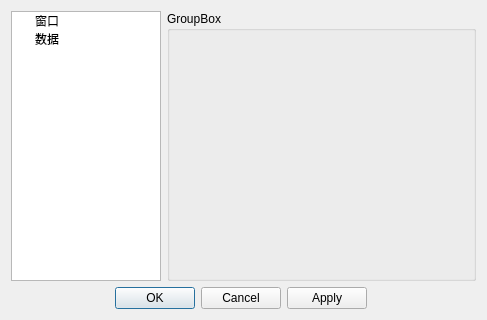
Qt form src/template/MoreSettings.ui (yooxii/IQC) before a commit.
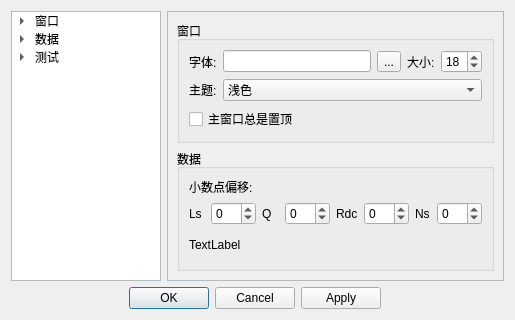
The same form after that commit.

Commit message:
feat(ui): 增加窗口、字体、主题和置顶选项，并优化数据设置界面
- 增加了更多的设置选项到“窗口”组中，包括字体选择、字体大小以及主题选择，并新增了一个置顶选项
- 将原有的数据组内容扩展，增加了小数点偏移的详细设置，包括Ls、Q、Rdc和Ns的偏移量调整
- 优化了`MainWindow`类中串口初始化的代码，设置了超时时间
- 修改了`setsDialog`类中的`setPageChange`方法，使其能够根据不同的设置页面调用不同的设置方法
- 更新了`MainWindow`类中的`showMoresettings`方法，移除了调试打印语句
- 调整了`MainWindow`类中的`dealData`方法，增加了对读取数据的异常处理

```diff
--- a/src/template/MoreSettings.ui
+++ b/src/template/MoreSettings.ui
@@ -6,7 +6,7 @@
    <rect>
     <x>0</x>
     <y>0</y>
-    <width>487</width>
+    <width>515</width>
     <height>320</height>
    </rect>
   </property>
@@ -49,29 +49,263 @@
         <property name="text">
          <string>窗口</string>
         </property>
+        <item>
+         <property name="text">
+          <string>字体</string>
+         </property>
+        </item>
+        <item>
+         <property name="text">
+          <string>主题</string>
+         </property>
+        </item>
+        <item>
+         <property name="text">
+          <string>置顶</string>
+         </property>
+        </item>
        </item>
        <item>
         <property name="text">
          <string>数据</string>
         </property>
+        <item>
+         <property name="text">
+          <string>小数点偏移</string>
+         </property>
+        </item>
+       </item>
+       <item>
+        <property name="text">
+         <string>测试</string>
+        </property>
+        <item>
+         <property name="text">
+          <string>界面</string>
+         </property>
+        </item>
        </item>
       </widget>
      </item>
      <item>
-      <widget class="QGroupBox" name="groupBox">
-       <property name="title">
-        <string>GroupBox</string>
+      <widget class="QScrollArea" name="scrollArea">
+       <property name="widgetResizable">
+        <bool>true</bool>
        </property>
-       <widget class="QWidget" name="verticalLayoutWidget">
+       <widget class="QWidget" name="scrollAreaWidgetContents">
         <property name="geometry">
          <rect>
-          <x>10</x>
-          <y>20</y>
-          <width>160</width>
-          <height>80</height>
+          <x>0</x>
+          <y>0</y>
+          <width>337</width>
+          <height>269</height>
          </rect>
         </property>
-        <layout class="QVBoxLayout" name="verticalLayout"/>
+        <layout class="QVBoxLayout" name="verticalLayout">
+         <item>
+          <widget class="QGroupBox" name="groupBox">
+           <property name="title">
+            <string>窗口</string>
+           </property>
+           <layout class="QVBoxLayout" name="verticalLayout_2">
+            <item>
+             <layout class="QHBoxLayout" name="horizontalLayout_2">
+              <item>
+               <widget class="QLabel" name="label">
+                <property name="sizePolicy">
+                 <sizepolicy hsizetype="Fixed" vsizetype="Preferred">
+                  <horstretch>0</horstretch>
+                  <verstretch>0</verstretch>
+                 </sizepolicy>
+                </property>
+                <property name="text">
+                 <string>字体:</string>
+                </property>
+               </widget>
+              </item>
+              <item>
+               <widget class="QLineEdit" name="lineEdit"/>
+              </item>
+              <item>
+               <widget class="QToolButton" name="toolButton">
+                <property name="text">
+                 <string>...</string>
+                </property>
+               </widget>
+              </item>
+              <item>
+               <widget class="QLabel" name="label_3">
+                <property name="text">
+                 <string>大小:</string>
+                </property>
+               </widget>
+              </item>
+              <item>
+               <widget class="QSpinBox" name="spinBox">
+                <property name="maximum">
+                 <number>50</number>
+                </property>
+                <property name="value">
+                 <number>18</number>
+                </property>
+               </widget>
+              </item>
+             </layout>
+            </item>
+            <item>
+             <layout class="QHBoxLayout" name="horizontalLayout_3">
+              <item>
+               <widget class="QLabel" name="label_2">
+                <property name="sizePolicy">
+                 <sizepolicy hsizetype="Fixed" vsizetype="Preferred">
+                  <horstretch>0</horstretch>
+                  <verstretch>0</verstretch>
+                 </sizepolicy>
+                </property>
+                <property name="text">
+                 <string>主题:</string>
+                </property>
+               </widget>
+              </item>
+              <item>
+               <widget class="QComboBox" name="comboBox">
+                <item>
+                 <property name="text">
+                  <string>浅色</string>
+                 </property>
+                </item>
+                <item>
+                 <property name="text">
+                  <string>深色</string>
+                 </property>
+                </item>
+                <item>
+                 <property name="text">
+                  <string>跟随系统</string>
+                 </property>
+                </item>
+               </widget>
+              </item>
+             </layout>
+            </item>
+            <item>
+             <layout class="QHBoxLayout" name="horizontalLayout_4">
+              <item>
+               <widget class="QCheckBox" name="checkBox">
+                <property name="text">
+                 <string>主窗口总是置顶</string>
+                </property>
+               </widget>
+              </item>
+             </layout>
+            </item>
+           </layout>
+          </widget>
+         </item>
+         <item>
+          <widget class="QGroupBox" name="groupBox_2">
+           <property name="title">
+            <string>数据</string>
+           </property>
+           <layout class="QVBoxLayout" name="verticalLayout_4">
+            <item>
+             <layout class="QVBoxLayout" name="verticalLayout_3">
+              <item alignment="Qt::AlignmentFlag::AlignVCenter">
+               <widget class="QLabel" name="label_4">
+                <property name="text">
+                 <string>小数点偏移:</string>
+                </property>
+               </widget>
+              </item>
+              <item>
+               <layout class="QHBoxLayout" name="horizontalLayout_5">
+                <item>
+                 <widget class="QLabel" name="label_5">
+                  <property name="text">
+                   <string>Ls</string>
+                  </property>
+                 </widget>
+                </item>
+                <item>
+                 <widget class="QSpinBox" name="spinBox_2">
+                  <property name="minimum">
+                   <number>-10</number>
+                  </property>
+                  <property name="maximum">
+                   <number>10</number>
+                  </property>
+                 </widget>
+                </item>
+                <item>
+                 <widget class="QLabel" name="label_6">
+                  <property name="text">
+                   <string>Q</string>
+                  </property>
+                 </widget>
+                </item>
+                <item>
+                 <widget class="QSpinBox" name="spinBox_3">
+                  <property name="minimum">
+                   <number>-10</number>
+                  </property>
+                  <property name="maximum">
+                   <number>10</number>
+                  </property>
+                 </widget>
+                </item>
+                <item>
+                 <widget class="QLabel" name="label_7">
+                  <property name="text">
+                   <string>Rdc</string>
+                  </property>
+                 </widget>
+                </item>
+                <item>
+                 <widget class="QSpinBox" name="spinBox_4">
+                  <property name="minimum">
+                   <number>-10</number>
+                  </property>
+                  <property name="maximum">
+                   <number>10</number>
+                  </property>
+                 </widget>
+                </item>
+                <item>
+                 <widget class="QLabel" name="label_8">
+                  <property name="text">
+                   <string>Ns</string>
+                  </property>
+                 </widget>
+                </item>
+                <item>
+                 <widget class="QSpinBox" name="spinBox_5">
+                  <property name="minimum">
+                   <number>-10</number>
+                  </property>
+                  <property name="maximum">
+                   <number>10</number>
+                  </property>
+                 </widget>
+                </item>
+               </layout>
+              </item>
+             </layout>
+            </item>
+            <item>
+             <layout class="QHBoxLayout" name="horizontalLayout_6">
+              <item>
+               <widget class="QLabel" name="label_9">
+                <property name="text">
+                 <string>TextLabel</string>
+                </property>
+               </widget>
+              </item>
+             </layout>
+            </item>
+           </layout>
+          </widget>
+         </item>
+        </layout>
        </widget>
       </widget>
      </item>
```
The commit also changes 2 other files.
